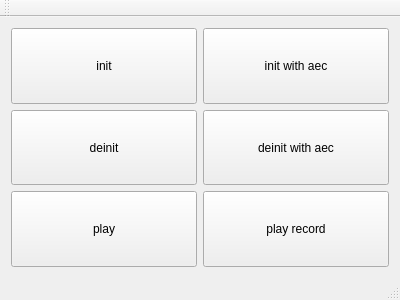
First picture: the form in mainwindow.ui, repository exjra/speextest, before the edit.
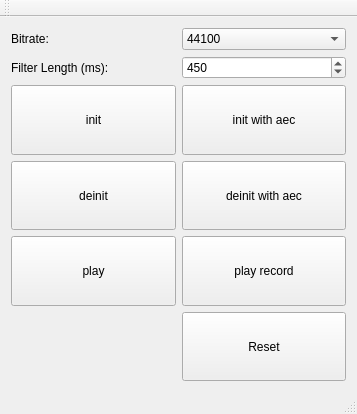
Second picture: the form after the edit.

Diff of the .ui file:
```diff
--- a/mainwindow.ui
+++ b/mainwindow.ui
@@ -6,8 +6,8 @@
    <rect>
     <x>0</x>
     <y>0</y>
-    <width>400</width>
-    <height>300</height>
+    <width>357</width>
+    <height>414</height>
    </rect>
   </property>
   <property name="windowTitle">
@@ -15,7 +15,7 @@
   </property>
   <widget class="QWidget" name="centralWidget">
    <layout class="QGridLayout" name="gridLayout">
-    <item row="0" column="0">
+    <item row="2" column="0">
      <widget class="QPushButton" name="pushButton">
       <property name="sizePolicy">
        <sizepolicy hsizetype="Expanding" vsizetype="Expanding">
@@ -28,20 +28,75 @@
       </property>
      </widget>
     </item>
+    <item row="4" column="1">
+     <widget class="QPushButton" name="pushButton_4">
+      <property name="sizePolicy">
+       <sizepolicy hsizetype="Expanding" vsizetype="Expanding">
+        <horstretch>0</horstretch>
+        <verstretch>0</verstretch>
+       </sizepolicy>
+      </property>
+      <property name="text">
+       <string>play record</string>
+      </property>
+     </widget>
+    </item>
+    <item row="0" column="0">
+     <widget class="QLabel" name="label">
+      <property name="text">
+       <string>Bitrate:</string>
+      </property>
+     </widget>
+    </item>
+    <item row="4" column="0">
+     <widget class="QPushButton" name="pushButton_3">
+      <property name="sizePolicy">
+       <sizepolicy hsizetype="Expanding" vsizetype="Expanding">
+        <horstretch>0</horstretch>
+        <verstretch>0</verstretch>
+       </sizepolicy>
+      </property>
+      <property name="text">
+       <string>play</string>
+      </property>
+     </widget>
+    </item>
+    <item row="3" column="1">
+     <widget class="QPushButton" name="pushButton_6">
+      <property name="sizePolicy">
+       <sizepolicy hsizetype="Expanding" vsizetype="Expanding">
+        <horstretch>0</horstretch>
+        <verstretch>0</verstretch>
+       </sizepolicy>
+      </property>
+      <property name="text">
+       <string>deinit with aec</string>
+      </property>
+     </widget>
+    </item>
     <item row="0" column="1">
-     <widget class="QPushButton" name="pushButton_5">
-      <property name="sizePolicy">
-       <sizepolicy hsizetype="Expanding" vsizetype="Expanding">
-        <horstretch>0</horstretch>
-        <verstretch>0</verstretch>
-       </sizepolicy>
+     <widget class="QComboBox" name="comboBox">
+      <property name="currentIndex">
+       <number>2</number>
       </property>
-      <property name="text">
-       <string>init with aec</string>
-      </property>
+      <item>
+       <property name="text">
+        <string>8000</string>
+       </property>
+      </item>
+      <item>
+       <property name="text">
+        <string>16000</string>
+       </property>
+      </item>
+      <item>
+       <property name="text">
+        <string>44100</string>
+       </property>
+      </item>
      </widget>
     </item>
-    <item row="1" column="0">
+    <item row="3" column="0">
      <widget class="QPushButton" name="pushButton_2">
       <property name="sizePolicy">
        <sizepolicy hsizetype="Expanding" vsizetype="Expanding">
@@ -55,33 +110,17 @@
      </widget>
     </item>
     <item row="1" column="1">
-     <widget class="QPushButton" name="pushButton_6">
-      <property name="sizePolicy">
-       <sizepolicy hsizetype="Expanding" vsizetype="Expanding">
-        <horstretch>0</horstretch>
-        <verstretch>0</verstretch>
-       </sizepolicy>
+     <widget class="QSpinBox" name="spinBox">
+      <property name="maximum">
+       <number>1000</number>
       </property>
-      <property name="text">
-       <string>deinit with aec</string>
-      </property>
-     </widget>
-    </item>
-    <item row="2" column="0">
-     <widget class="QPushButton" name="pushButton_3">
-      <property name="sizePolicy">
-       <sizepolicy hsizetype="Expanding" vsizetype="Expanding">
-        <horstretch>0</horstretch>
-        <verstretch>0</verstretch>
-       </sizepolicy>
-      </property>
-      <property name="text">
-       <string>play</string>
+      <property name="value">
+       <number>450</number>
       </property>
      </widget>
     </item>
     <item row="2" column="1">
-     <widget class="QPushButton" name="pushButton_4">
+     <widget class="QPushButton" name="pushButton_5">
       <property name="sizePolicy">
        <sizepolicy hsizetype="Expanding" vsizetype="Expanding">
         <horstretch>0</horstretch>
@@ -89,7 +128,27 @@
        </sizepolicy>
       </property>
       <property name="text">
-       <string>play record</string>
+       <string>init with aec</string>
+      </property>
+     </widget>
+    </item>
+    <item row="1" column="0">
+     <widget class="QLabel" name="label_2">
+      <property name="text">
+       <string>Filter Length (ms):</string>
+      </property>
+     </widget>
+    </item>
+    <item row="5" column="1">
+     <widget class="QPushButton" name="pushButton_7">
+      <property name="sizePolicy">
+       <sizepolicy hsizetype="Expanding" vsizetype="Expanding">
+        <horstretch>0</horstretch>
+        <verstretch>0</verstretch>
+       </sizepolicy>
+      </property>
+      <property name="text">
+       <string>Reset</string>
       </property>
      </widget>
     </item>
```
Left out of the diff: 4 changed lines with no effect on the pictures.
